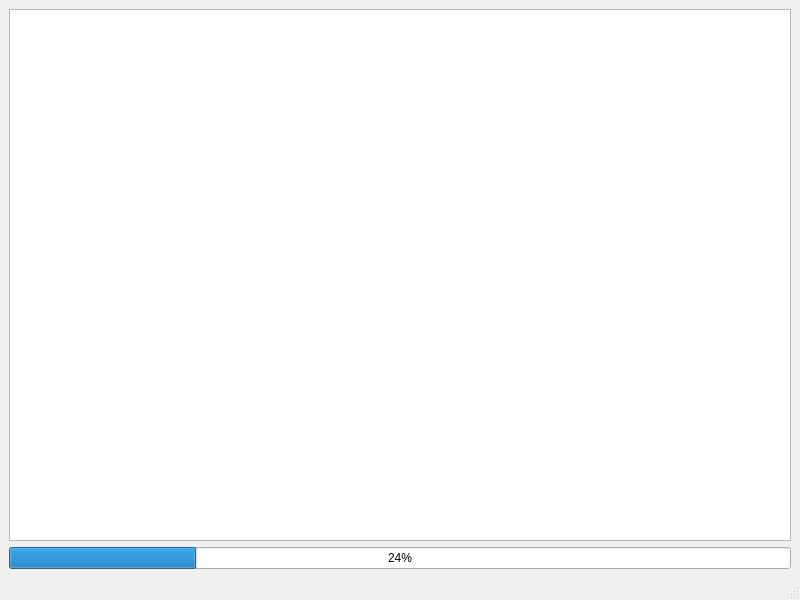
Before: the Qt Designer form mainwindow.ui in nikandev/raytracingweekend, drawn with Qt 5.
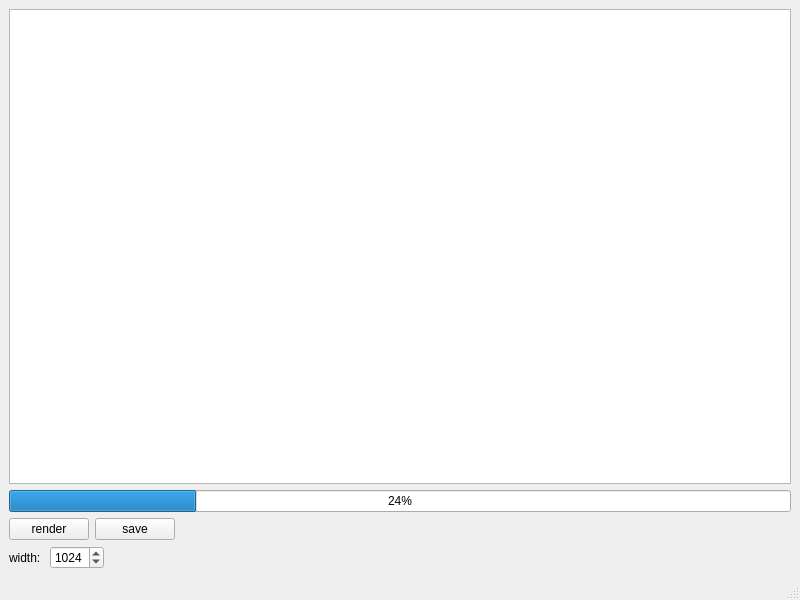
After: the same form once the commit is applied.

The edit to the form file:
```diff
--- a/mainwindow.ui
+++ b/mainwindow.ui
@@ -15,15 +15,84 @@
   </property>
   <widget class="QWidget" name="centralwidget">
    <layout class="QGridLayout" name="gridLayout">
-    <item row="0" column="0">
-     <widget class="QGraphicsView" name="graphicsView"/>
-    </item>
     <item row="1" column="0">
-     <widget class="QProgressBar" name="progressBar">
-      <property name="value">
-       <number>24</number>
-      </property>
-     </widget>
+     <widget class="QGraphicsView" name="graphicsView"/>
+    </item>
+    <item row="4" column="0">
+     <layout class="QVBoxLayout" name="verticalLayout_2">
+      <item>
+       <widget class="QProgressBar" name="progressBar">
+        <property name="value">
+         <number>24</number>
+        </property>
+       </widget>
+      </item>
+      <item>
+       <layout class="QHBoxLayout" name="horizontalLayout">
+        <item>
+         <widget class="QPushButton" name="renderPushButton">
+          <property name="text">
+           <string>render</string>
+          </property>
+         </widget>
+        </item>
+        <item>
+         <widget class="QPushButton" name="savePushButton">
+          <property name="text">
+           <string>save</string>
+          </property>
+         </widget>
+        </item>
+        <item>
+         <spacer name="horizontalSpacer">
+          <property name="orientation">
+           <enum>Qt::Horizontal</enum>
+          </property>
+          <property name="sizeHint" stdset="0">
+           <size>
+            <width>40</width>
+            <height>20</height>
+           </size>
+          </property>
+         </spacer>
+        </item>
+       </layout>
+      </item>
+     </layout>
+    </item>
+    <item row="5" column="0">
+     <layout class="QHBoxLayout" name="horizontalLayout_2">
+      <item>
+       <widget class="QLabel" name="label">
+        <property name="text">
+         <string>width: </string>
+        </property>
+       </widget>
+      </item>
+      <item>
+       <widget class="QSpinBox" name="widthSpinBox">
+        <property name="maximum">
+         <number>9999</number>
+        </property>
+        <property name="value">
+         <number>1024</number>
+        </property>
+       </widget>
+      </item>
+      <item>
+       <spacer name="horizontalSpacer_2">
+        <property name="orientation">
+         <enum>Qt::Horizontal</enum>
+        </property>
+        <property name="sizeHint" stdset="0">
+         <size>
+          <width>40</width>
+          <height>20</height>
+         </size>
+        </property>
+       </spacer>
+      </item>
+     </layout>
     </item>
    </layout>
   </widget>
```
